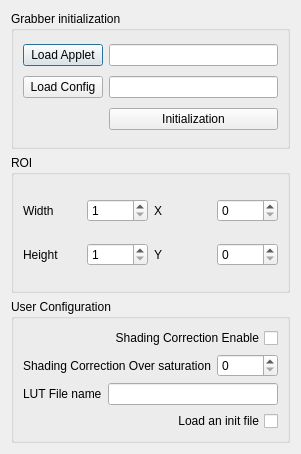
Old version of the form CGrabberDialog.ui in the repository Minus-Monster/Xiso.
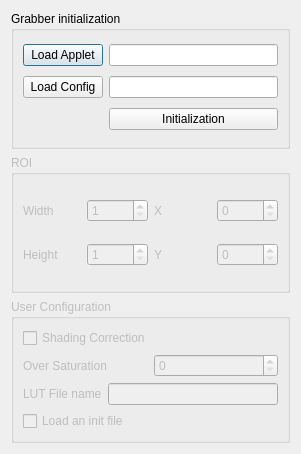
New version of the form.

Commit message: Grabber function controls are added

Diff of the .ui file:
```diff
--- a/CGrabberDialog.ui
+++ b/CGrabberDialog.ui
@@ -58,7 +58,10 @@
     </widget>
    </item>
    <item row="1" column="0">
-    <widget class="QGroupBox" name="groupBox_2">
+    <widget class="QGroupBox" name="groupBox_roi">
+     <property name="enabled">
+      <bool>false</bool>
+     </property>
      <property name="title">
       <string>ROI</string>
      </property>
@@ -148,7 +151,10 @@
     </widget>
    </item>
    <item row="2" column="0">
-    <widget class="QGroupBox" name="groupBox_3">
+    <widget class="QGroupBox" name="groupBox_userConfig">
+     <property name="enabled">
+      <bool>false</bool>
+     </property>
      <property name="title">
       <string>User Configuration</string>
      </property>
@@ -156,10 +162,10 @@
       <item row="0" column="0">
        <widget class="QCheckBox" name="checkBox_SCEnable">
         <property name="layoutDirection">
-         <enum>Qt::RightToLeft</enum>
+         <enum>Qt::LeftToRight</enum>
         </property>
         <property name="text">
-         <string>Shading Correction Enable</string>
+         <string>Shading Correction</string>
         </property>
         <property name="tristate">
          <bool>false</bool>
@@ -171,12 +177,16 @@
         <item>
          <widget class="QLabel" name="label_5">
           <property name="text">
-           <string>Shading Correction Over saturation</string>
+           <string>Over Saturation</string>
           </property>
          </widget>
         </item>
         <item>
-         <widget class="QSpinBox" name="spinBox_SCOverSaturation"/>
+         <widget class="QSpinBox" name="spinBox_SCOverSaturation">
+          <property name="maximum">
+           <number>999999999</number>
+          </property>
+         </widget>
         </item>
        </layout>
       </item>
@@ -197,7 +207,7 @@
       <item row="3" column="0">
        <widget class="QCheckBox" name="checkBox_loadInitFile">
         <property name="layoutDirection">
-         <enum>Qt::RightToLeft</enum>
+         <enum>Qt::LeftToRight</enum>
         </property>
         <property name="text">
          <string>Load an init file</string>
```
The commit also changes 14 other files.
